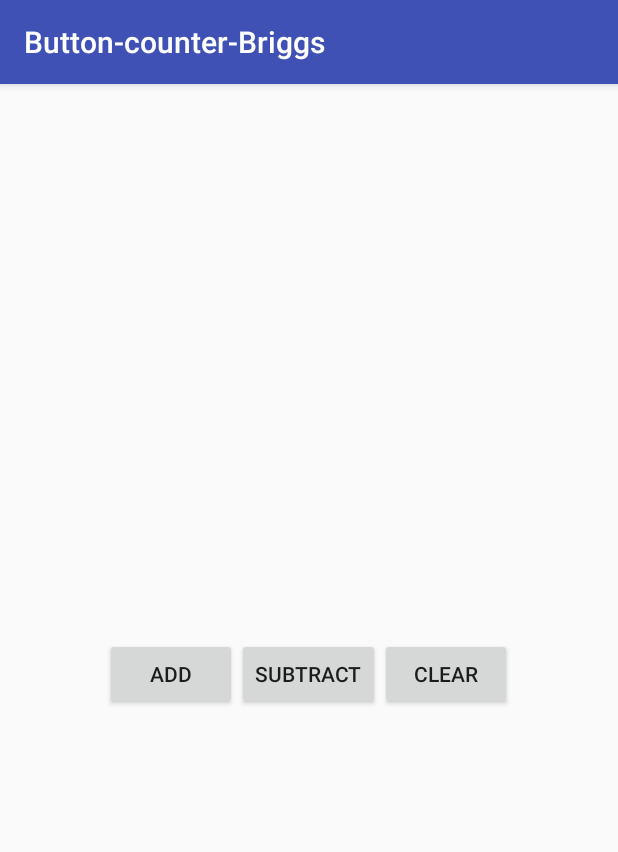
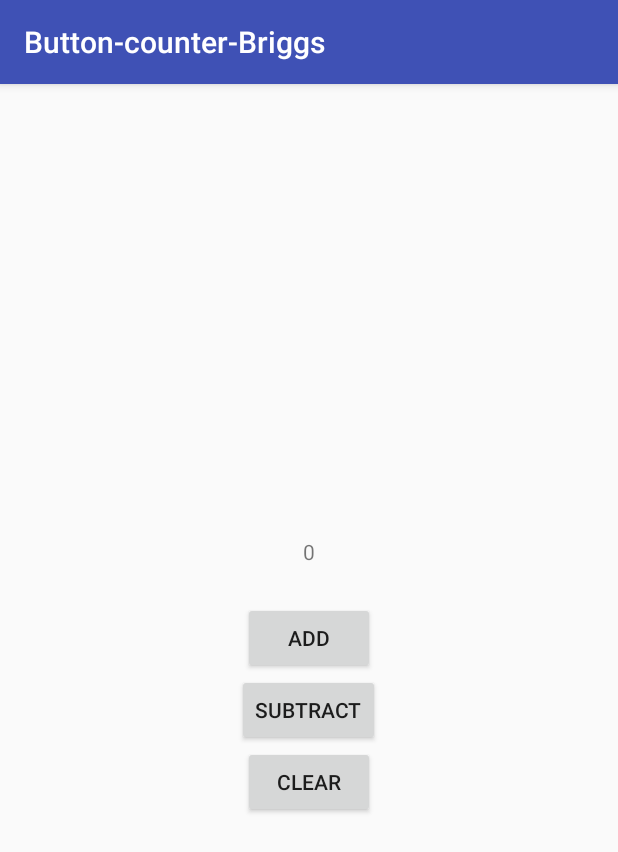
Before and after one commit to briggskp/Button-counter-Briggs, an Android app: the screen it shows after launch (MainActivity), on a phone screen of 412 x 824 dp. Shown: the top 852 px of the screen. Run offline under Robolectric (Android 15) with nearby library versions, the phone set to English and light mode, and no system bars.

Commit message:
Final commit

```diff
--- a/app/src/main/java/edu/cofc/button_counter_briggs/MainActivity.java
+++ b/app/src/main/java/edu/cofc/button_counter_briggs/MainActivity.java
@@ -4,7 +4,6 @@ import android.support.v7.app.AppCompatActivity;
 import android.os.Bundle;
 import android.view.View;
 import android.widget.Button;
-import android.widget.EditText;
 import android.widget.TextView;
 
 public class MainActivity extends AppCompatActivity {
--- a/app/src/main/res/layout/activity_main.xml
+++ b/app/src/main/res/layout/activity_main.xml
@@ -4,16 +4,13 @@ android:layout_width="match_parent"
 android:layout_height="match_parent"
 android:gravity="center"
 android:orientation="vertical" >
-<TextView
-    android:layout_width="wrap_content"
-    android:layout_height="wrap_content" />
-android:padding="24dp"
-android:text="@string/number_text"/>
 
-<LinearLayout
-    android:layout_width="wrap_content"
-    android:layout_height="wrap_content">
-    android:orientation="horizontal">
+    <TextView
+        android:layout_width="wrap_content"
+        android:layout_height="wrap_content"
+        android:padding="24dp"
+        android:text="@string/number_value"
+        android:id="@+id/number_text_view"/>
 
     <Button
         android:id="@+id/add_button"
@@ -32,5 +29,5 @@ android:text="@string/number_text"/>
         android:layout_height="wrap_content"
         android:text="@string/clear_button" />
 
+
 </LinearLayout>
-</LinearLayout>
--- a/app/src/main/res/values/strings.xml
+++ b/app/src/main/res/values/strings.xml
@@ -1,6 +1,6 @@
 <resources>
     <string name="app_name">Button-counter-Briggs</string>
-    <string name="number_text">0</string>
+    <string name="number_value">0</string>
     <string name="add_button">Add</string>
     <string name="subtract_button">Subtract</string>
     <string name="clear_button">Clear</string>
--- a/build.gradle
+++ b/build.gradle
@@ -5,7 +5,7 @@ buildscript {
         jcenter()
     }
     dependencies {
-        classpath 'com.android.tools.build:gradle:2.2.3'
+        classpath 'com.android.tools.build:gradle:2.3.1'
 
         // NOTE: Do not place your application dependencies here; they belong
         // in the individual module build.gradle files
```
Also changed, not shown: gradle/wrapper/gradle-wrapper.properties.
